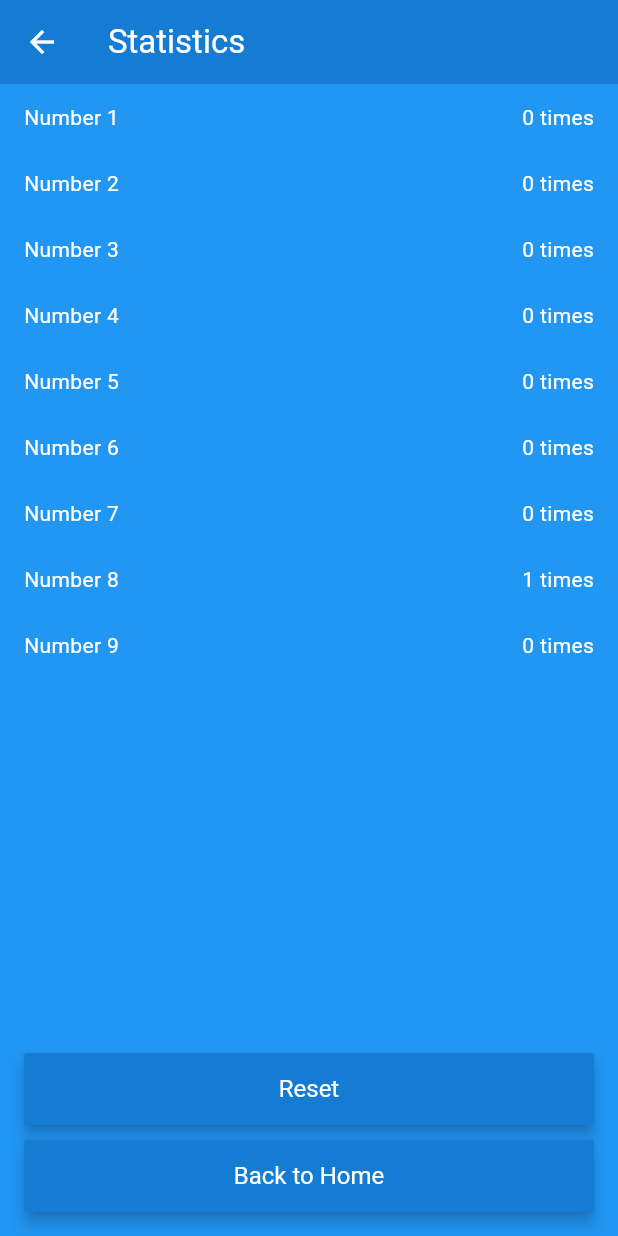
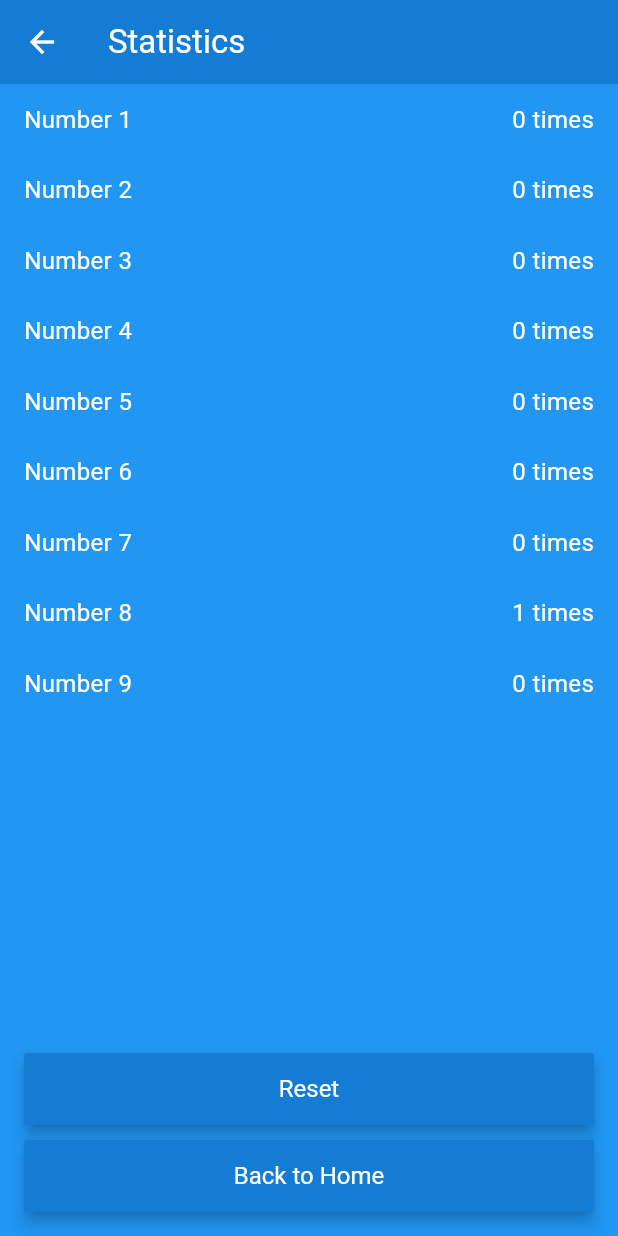
Before and after one commit to Elodie-M/assigment1-flutter, a Flutter app: the screen it shows after launch, after a tap on "Generate", after a tap on "View Statistics", on a phone screen of 412 x 824 dp. Run offline on Flutter 3.47's test engine with Material 3 defaults, Android fonts, the phone set to English and light mode, and no system bars.

Commit message:
Added text style constants and finished final touches

```diff
--- a/lib/main.dart
+++ b/lib/main.dart
@@ -18,6 +18,17 @@ final ButtonStyle _elevatedButtonStyle = ElevatedButton.styleFrom(
   textStyle: const TextStyle(fontSize: 16),
 );
 
+const TextStyle kNumberTextStyle = TextStyle(
+  fontSize: 64,
+  fontWeight: FontWeight.bold,
+  color: kTextColor,
+);
+
+const TextStyle kStatsRowTextStyle = TextStyle(
+  fontSize: 16,
+  color: kTextColor,
+);
+
 void main() {
   runApp(const MyApp());
 }
@@ -30,6 +41,7 @@ class MyApp extends StatelessWidget {
       debugShowCheckedModeBanner: false,
       title: 'Flutter Demo',
       theme: ThemeData(
+        useMaterial3: true,
         colorScheme: .fromSeed(seedColor: Colors.deepPurple),
       ),
       home: const MyHomePage(title: 'Random Number Generator'),
@@ -70,7 +82,7 @@ class _MyHomePageState extends State<MyHomePage> with SingleTickerProviderStateM
     _controller.forward(from: 0);
 
     _timer?.cancel();
-    _timer = Timer(const Duration(milliseconds: 500), () {
+    _timer = Timer(const Duration(seconds: 1), () {
       _controller.reset();
     });
 }
@@ -87,7 +99,7 @@ void initState() {
   super.initState();
   _controller = AnimationController(
     vsync: this,
-    duration: const Duration(milliseconds: 500),
+    duration: const Duration(seconds: 1),
   );
 }
 
@@ -125,11 +137,7 @@ void dispose() {
                   },
                   child: Text(
                     _currentNumber == null ? "" : '$_currentNumber',
-                    style: const TextStyle(
-                      fontSize: 64,
-                      fontWeight: FontWeight.bold,
-                      color: kTextColor,
-                    ),
+                    style: kNumberTextStyle
                   ),
                 ),
                 SizedBox(height: 20),
@@ -223,9 +231,9 @@ class _MySecondPageState extends State<MySecondPage> {
                     mainAxisAlignment: MainAxisAlignment.spaceBetween,
                     children: [
                       Text("Number $number",
-                        style: const TextStyle(color: kTextColor),),
+                        style: kStatsRowTextStyle,),
                       Text("${widget.counts[number]} times",
-                        style: const TextStyle(color: kTextColor),),
+                        style: kStatsRowTextStyle,),
                     ],
                   ),
                 );
```
